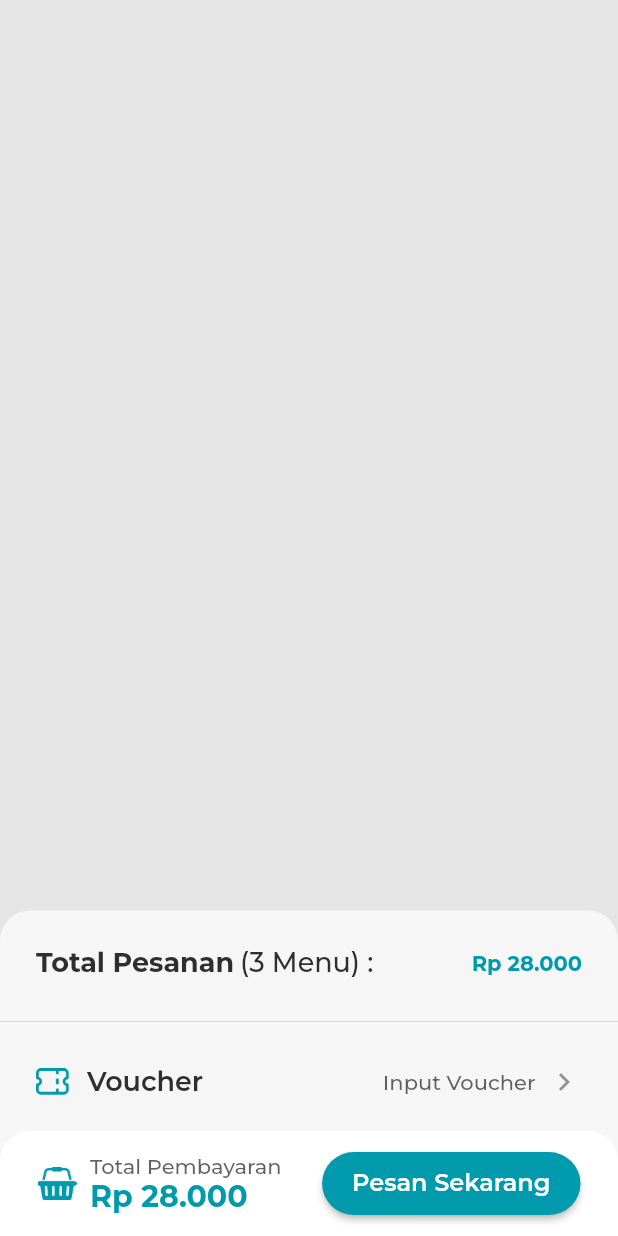
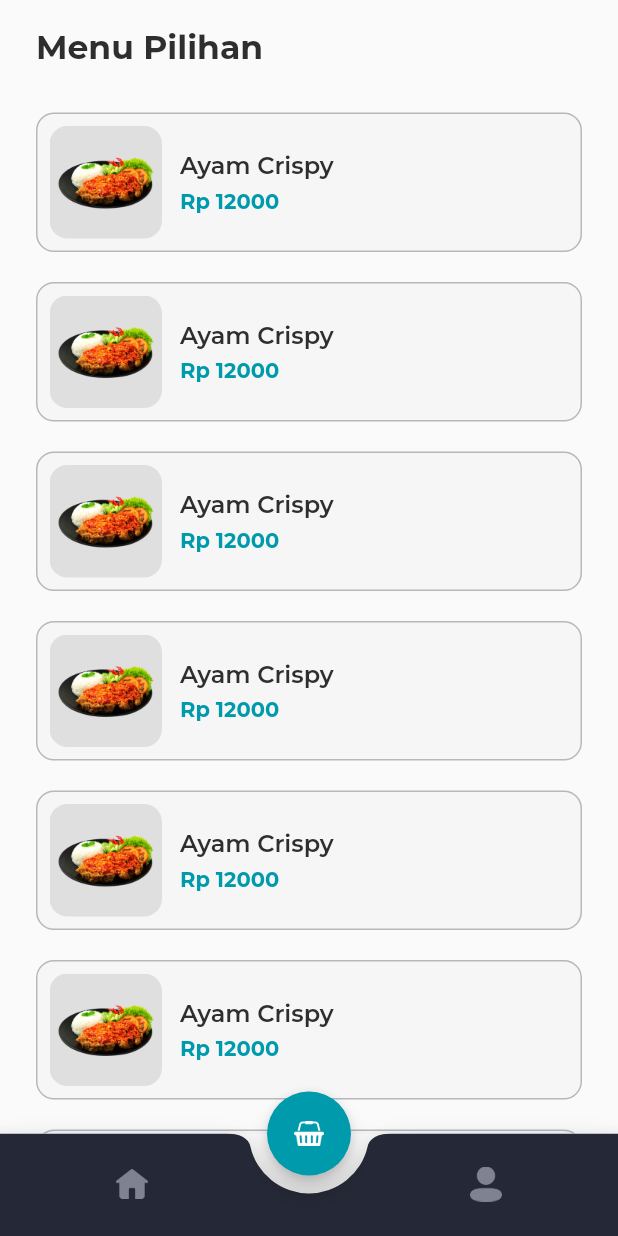
Before and after one commit to kevinrisqi/flutter-cart-logic, a Flutter app: the screen it shows after launch, on a phone screen of 412 x 824 dp. Run offline on Flutter 3.47's test engine with Material 2 defaults, Android fonts, the light colour scheme and no system bars; our stand-ins replace google_fonts.

Commit message:
Create Main Page

```diff
--- a/lib/main.dart
+++ b/lib/main.dart
@@ -1,6 +1,7 @@
 // ignore_for_file: prefer_const_constructors, prefer_const_literals_to_create_immutables
 
 import 'package:flutter/material.dart';
+import 'package:flutter_interview_test/pages/main_page.dart';
 import 'package:flutter_interview_test/providers/cart_provider.dart';
 import 'package:flutter_interview_test/providers/menu_provider.dart';
 import 'package:provider/provider.dart';
@@ -29,7 +30,7 @@ class _MyAppState extends State<MyApp> {
       ],
       child: MaterialApp(
         debugShowCheckedModeBanner: false,
-        home: CartPage(),
+        home: MainPage(),
       ),
     );
   }
--- a/lib/pages/cart_page.dart
+++ b/lib/pages/cart_page.dart
@@ -21,16 +21,7 @@ class _CartPageState extends State<CartPage> {
 
   bool isInputVoucher = false;
 
-  @override
-  void initState() {
-    getInit();
-    super.initState();
-  }
 
-  getInit() async {
-    // await Provider.of<MenuProvider>(context, listen: false).getMenus();
-    await Provider.of<CartProvider>(context, listen: false).addCart();
-  }
 
   @override
   Widget build(BuildContext context) {
--- /dev/null
+++ b/lib/pages/home_page.dart
@@ -0,0 +1,47 @@
+// ignore_for_file: prefer_const_constructors, prefer_const_literals_to_create_immutables
+
+import 'package:flutter/material.dart';
+import 'package:flutter_interview_test/theme.dart';
+import 'package:flutter_interview_test/widgets/menu_card.dart';
+
+class HomePage extends StatelessWidget {
+  const HomePage({Key? key}) : super(key: key);
+
+  @override
+  Widget build(BuildContext context) {
+    return Padding(
+      padding: const EdgeInsets.symmetric(
+        horizontal: 24,
+      ),
+      child: ListView(
+        children: [
+          Padding(
+            padding: const EdgeInsets.only(
+              top: 18,
+              bottom: 30,
+            ),
+            child: Text(
+              'Menu Pilihan',
+              style: primaryTextStyle.copyWith(
+                fontSize: 22,
+                fontWeight: bold,
+              ),
+            ),
+          ),
+          Column(
+            children: [
+              MenuCard(),
+              MenuCard(),
+              MenuCard(),
+              MenuCard(),
+              MenuCard(),
+              MenuCard(),
+              MenuCard(),
+              MenuCard(),
+            ],
+          )
+        ],
+      ),
+    );
+  }
+}
--- a/lib/pages/main.dart
+++ /dev/null
@@ -1,10 +0,0 @@
-import 'package:flutter/material.dart';
-
-class Main extends StatelessWidget {
-  const Main({Key? key}) : super(key: key);
-
-  @override
-  Widget build(BuildContext context) {
-    return Container();
-  }
-}
--- /dev/null
+++ b/lib/pages/main_page.dart
@@ -0,0 +1,92 @@
+// ignore_for_file: prefer_const_constructors
+
+import 'package:flutter/material.dart';
+import 'package:flutter_interview_test/pages/home_page.dart';
+import 'package:flutter_interview_test/pages/profile_page.dart';
+import 'package:flutter_interview_test/theme.dart';
+
+class MainPage extends StatefulWidget {
+  const MainPage({Key? key}) : super(key: key);
+
+  @override
+  State<MainPage> createState() => _MainPageState();
+}
+
+class _MainPageState extends State<MainPage> {
+  int currentIndex = 0;
+
+  @override
+  Widget build(BuildContext context) {
+    Widget customNavBar() {
+      return BottomAppBar(
+        shape: CircularNotchedRectangle(),
+        notchMargin: 12,
+        clipBehavior: Clip.antiAlias,
+        child: BottomNavigationBar(
+          type: BottomNavigationBarType.fixed,
+          backgroundColor: blueColor,
+          currentIndex: currentIndex,
+          onTap: (value) {
+            setState(() {
+              currentIndex = value;
+            });
+          },
+          items: [
+            BottomNavigationBarItem(
+              icon: Container(
+                margin: EdgeInsets.only(
+                  top: 15,
+                  right: 30,
+                ),
+                child: Image.asset(
+                  'assets/icon_home.png',
+                  width: 21,
+                ),
+              ),
+              label: '',
+            ),
+            BottomNavigationBarItem(
+              icon: Container(
+                margin: EdgeInsets.only(
+                  top: 15,
+                  left: 30,
+                ),
+                child: Image.asset(
+                  'assets/icon_profile.png',
+                  width: 21,
+                ),
+              ),
+              label: '',
+            ),
+          ],
+        ),
+      );
+    }
+
+    Widget body() {
+      switch (currentIndex) {
+        case 0:
+          return HomePage();
+        case 1:
+          return ProfilePage();
+        default:
+          return HomePage();
+      }
+    }
+
+    return Scaffold(
+      body: body(),
+      floatingActionButtonLocation: FloatingActionButtonLocation.centerDocked,
+      floatingActionButton: FloatingActionButton(
+        onPressed: () {},
+        backgroundColor: primaryColor,
+        child: Image.asset(
+          'assets/icon_cart.png',
+          color: Colors.white,
+          width: 20,
+        ),
+      ),
+      bottomNavigationBar: customNavBar(),
+    );
+  }
+}
--- /dev/null
+++ b/lib/pages/profile_page.dart
@@ -0,0 +1,14 @@
+import 'package:flutter/material.dart';
+import 'package:flutter/src/foundation/key.dart';
+import 'package:flutter/src/widgets/framework.dart';
+
+class ProfilePage extends StatelessWidget {
+  const ProfilePage({Key? key}) : super(key: key);
+
+  @override
+  Widget build(BuildContext context) {
+    return Center(
+      child: Text('Profile Page'),
+    );
+  }
+}
--- a/lib/theme.dart
+++ b/lib/theme.dart
@@ -7,6 +7,7 @@ Color bgColor3 = Color(0xffF6F6F6);
 Color primaryColor = Color(0xff009AAD);
 Color secondaryColor = Color(0xff2E2E2E);
 Color whiteColor = Color(0xffffffff);
+Color blueColor = const Color(0xff252836);
 
 TextStyle primaryTextStyle = GoogleFonts.montserrat(color: secondaryColor);
 TextStyle secondaryTextStyle = GoogleFonts.montserrat(
--- /dev/null
+++ b/lib/widgets/menu_card.dart
@@ -0,0 +1,61 @@
+// ignore_for_file: prefer_const_constructors
+
+import 'package:flutter/material.dart';
+
+import '../theme.dart';
+
+class MenuCard extends StatelessWidget {
+  const MenuCard({Key? key}) : super(key: key);
+
+  @override
+  Widget build(BuildContext context) {
+    return Container(
+      padding: EdgeInsets.all(8),
+      margin: EdgeInsets.only(
+        bottom: 20,
+      ),
+      decoration: BoxDecoration(
+        borderRadius: BorderRadius.circular(12),
+        color: bgColor2,
+        border: Border.all(
+          color: blueColor.withOpacity(0.3),
+        ),
+      ),
+      child: Row(
+        children: [
+          ClipRRect(
+            borderRadius: BorderRadius.circular(12),
+            child: Image.asset(
+              'assets/image_food_1.png',
+              width: 75,
+            ),
+          ),
+          SizedBox(
+            width: 12,
+          ),
+          Column(
+            crossAxisAlignment: CrossAxisAlignment.start,
+            children: [
+              Text(
+                'Ayam Crispy',
+                style: primaryTextStyle.copyWith(
+                  fontSize: 16,
+                  fontWeight: semiBold,
+                ),
+              ),
+              SizedBox(
+                height: 4,
+              ),
+              Text(
+                'Rp 12000',
+                style: priceTextStyle.copyWith(
+                  fontWeight: bold,
+                ),
+              ),
+            ],
+          )
+        ],
+      ),
+    );
+  }
+}
```
Also changed, not shown: assets/icon_chat.png (added), assets/icon_home.png (added), assets/icon_profile.png (added), assets/icon_wishlist.png (added).
